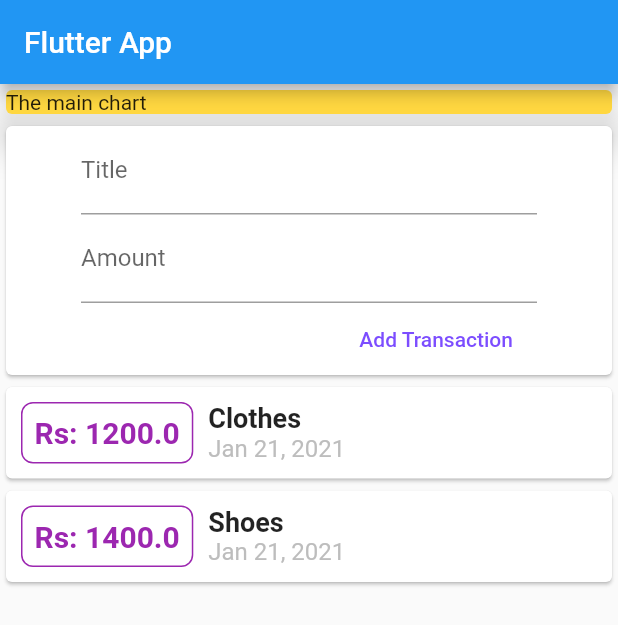
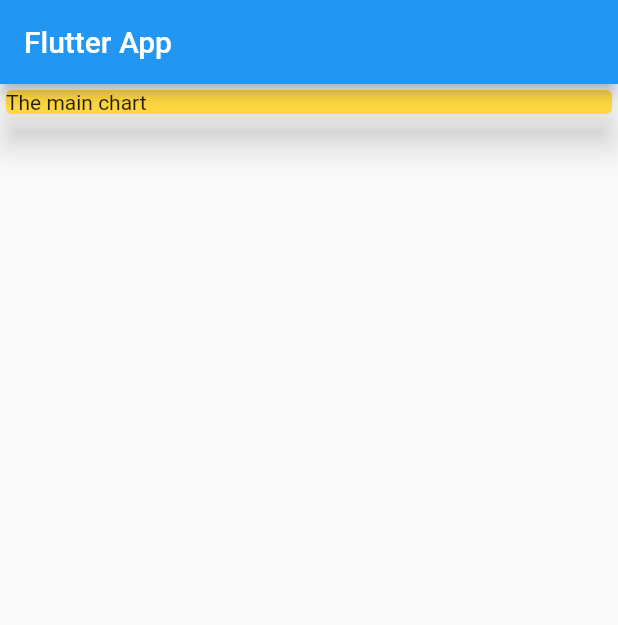
Before and after one commit to aniketgaikwad9797/Personal-Expenses-App, a Flutter app: the screen it shows after launch, on a phone screen of 412 x 824 dp. Shown: the top 625 px of the screen. Run offline on Flutter 3.47's test engine with Material 2 defaults, Android fonts, the phone set to English and light mode, and no system bars.

Commit message:
changes in transaction_list and new_transaction

```diff
--- a/lib/main.dart
+++ b/lib/main.dart
@@ -45,8 +45,6 @@ class MyHomePage extends StatelessWidget {
               color: Colors.amberAccent,
             ),
           ),
-          NewTransaction(),
-          TransactionList(),
         ],
       ),
     );
--- a/lib/widget/transaction_list.dart
+++ b/lib/widget/transaction_list.dart
@@ -1,27 +1,9 @@
 import 'package:PersonalExpenses/models/transaction.dart';
 import 'package:flutter/material.dart';
 import 'package:intl/intl.dart';
+import './user_transaction.dart';
 
-class TransactionList extends StatefulWidget {
-  @override
-  _TransactionListState createState() => _TransactionListState();
-}
-
-class _TransactionListState extends State<TransactionList> {
-  final List<Transaction> _userTransactions = [
-    Transaction(
-      id: "1",
-      name: "Clothes",
-      amount: 1200,
-      date: DateTime.now(),
-    ),
-    Transaction(
-      id: "2",
-      name: "Shoes",
-      amount: 1400,
-      date: DateTime.now(),
-    ),
-  ];
+class TransactionList extends StatelessWidget {
   @override
   Widget build(BuildContext context) {
     return Column(
```
Also changed, not shown: lib/widget/user_transaction.dart (+35 -0 lines).
